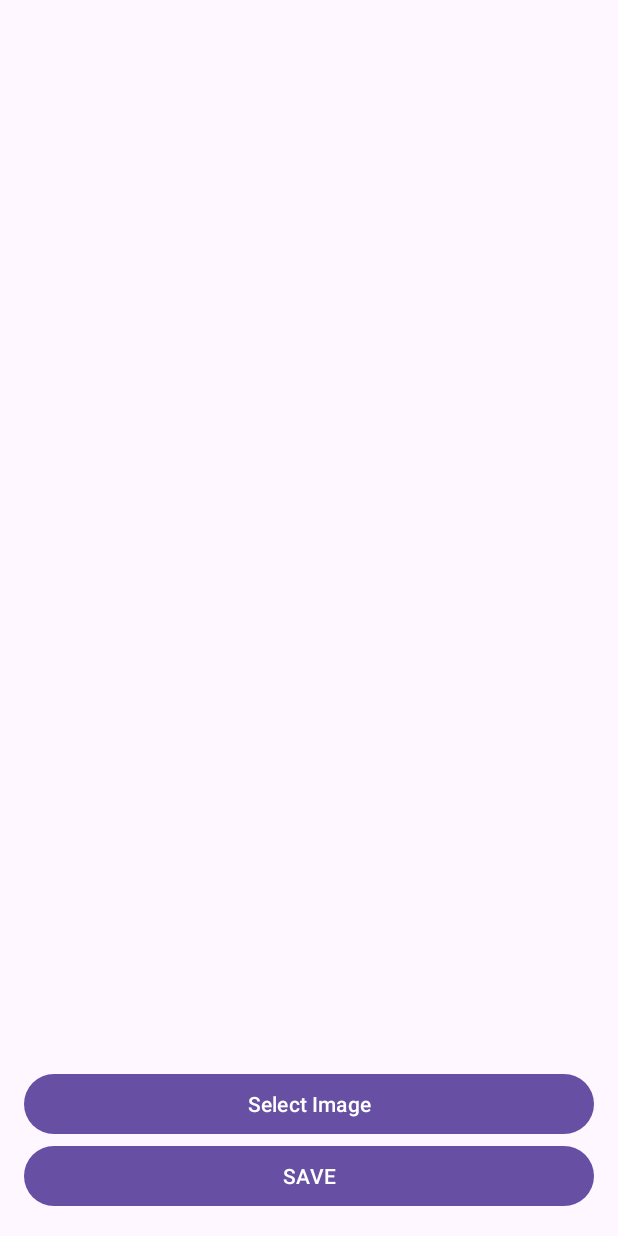
After one commit to neelanshsahai/aadk3_sample_app_1, an Android app: the layout activity_firebase_test.xml on its own in the app's theme, with its tools: preview values and no code run, on a phone screen of 412 x 824 dp. The commit adds this screen. Run offline under Robolectric (Android 15) with nearby library versions, the phone set to English and light mode, and no system bars.

Commit message:
Changes after Class 6

```diff
--- /dev/null
+++ b/app/src/main/res/layout/activity_firebase_test.xml
@@ -0,0 +1,67 @@
+<?xml version="1.0" encoding="utf-8"?>
+<androidx.constraintlayout.widget.ConstraintLayout xmlns:android="http://schemas.android.com/apk/res/android"
+    xmlns:app="http://schemas.android.com/apk/res-auto"
+    xmlns:tools="http://schemas.android.com/tools"
+    android:layout_width="match_parent"
+    android:layout_height="match_parent"
+    tools:context=".FirebaseTestActivity"
+    android:padding="16dp">
+
+<!--    <EditText-->
+<!--        android:id="@+id/et1"-->
+<!--        android:layout_width="0dp"-->
+<!--        android:layout_height="wrap_content"-->
+<!--        android:inputType="text"-->
+<!--        android:hint="First Name"-->
+<!--        android:layout_marginVertical="8dp"-->
+<!--        app:layout_constraintEnd_toEndOf="parent"-->
+<!--        app:layout_constraintStart_toStartOf="parent"-->
+<!--        app:layout_constraintTop_toTopOf="parent" />-->
+
+<!--    <EditText-->
+<!--        android:id="@+id/et2"-->
+<!--        android:layout_width="match_parent"-->
+<!--        android:layout_height="wrap_content"-->
+<!--        android:layout_marginVertical="8dp"-->
+<!--        android:hint="Last Name"-->
+<!--        android:inputType="text"-->
+<!--        app:layout_constraintEnd_toEndOf="parent"-->
+<!--        app:layout_constraintStart_toStartOf="parent"-->
+<!--        app:layout_constraintTop_toBottomOf="@+id/et1" />-->
+
+<!--    <TextView-->
+<!--        android:id="@+id/tv"-->
+<!--        android:layout_width="match_parent"-->
+<!--        android:layout_height="0dp"-->
+<!--        android:background="@color/green"-->
+<!--        android:textColor="@color/black"-->
+<!--        app:layout_constraintBottom_toTopOf="@+id/btn"-->
+<!--        app:layout_constraintEnd_toEndOf="parent"-->
+<!--        app:layout_constraintStart_toStartOf="parent"-->
+<!--        app:layout_constraintTop_toBottomOf="@+id/et2" />-->
+
+    <ImageView
+        android:id="@+id/ivSelectedImage"
+        android:layout_width="match_parent"
+        android:layout_height="0dp"
+        app:layout_constraintStart_toStartOf="parent"
+        app:layout_constraintTop_toTopOf="parent"
+        app:layout_constraintBottom_toTopOf="@+id/selectBtn"/>
+
+    <Button
+        android:id="@+id/selectBtn"
+        android:layout_width="match_parent"
+        android:layout_height="wrap_content"
+        android:text="Select Image"
+        app:layout_constraintBottom_toTopOf="@+id/btn"
+        app:layout_constraintEnd_toEndOf="parent"
+        app:layout_constraintStart_toStartOf="parent" />
+    <Button
+        android:id="@+id/btn"
+        android:layout_width="match_parent"
+        android:layout_height="wrap_content"
+        android:text="SAVE"
+        app:layout_constraintBottom_toBottomOf="parent"
+        app:layout_constraintEnd_toEndOf="parent"
+        app:layout_constraintStart_toStartOf="parent" />
+</androidx.constraintlayout.widget.ConstraintLayout>
--- a/app/src/main/res/layout/activity_main.xml
+++ b/app/src/main/res/layout/activity_main.xml
@@ -41,6 +41,7 @@
             android:id="@+id/tietUsername"
             android:layout_width="match_parent"
             android:layout_height="wrap_content"
+            android:inputType="textEmailAddress"
             android:hint="Enter Username"/>
 
     </com.google.android.material.textfield.TextInputLayout>
--- a/build.gradle
+++ b/build.gradle
@@ -1,4 +1,10 @@
 // Top-level build file where you can add configuration options common to all sub-projects/modules.
+buildscript {
+    dependencies {
+        classpath 'com.google.gms:google-services:4.3.15'
+    }
+}
+
 plugins {
     id 'com.android.application' version '8.0.1' apply false
     id 'com.android.library' version '8.0.1' apply false
```
Also changed, not shown: app/build.gradle (+12 -0 lines), app/src/main/AndroidManifest.xml (+5 -2 lines), app/src/main/java/com/example/aadk_3app1/FirebaseTestActivity.kt (added, +114 -0 lines), app/src/main/java/com/example/aadk_3app1/MainActivity.kt (+45 -23 lines), 1 other file.
